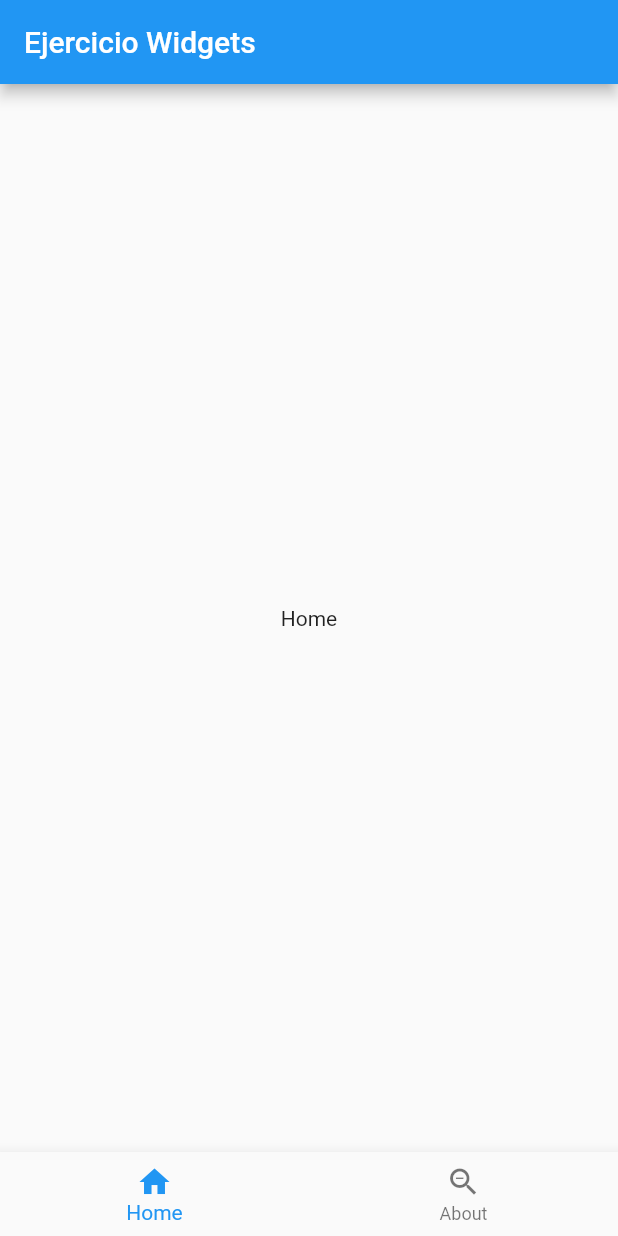
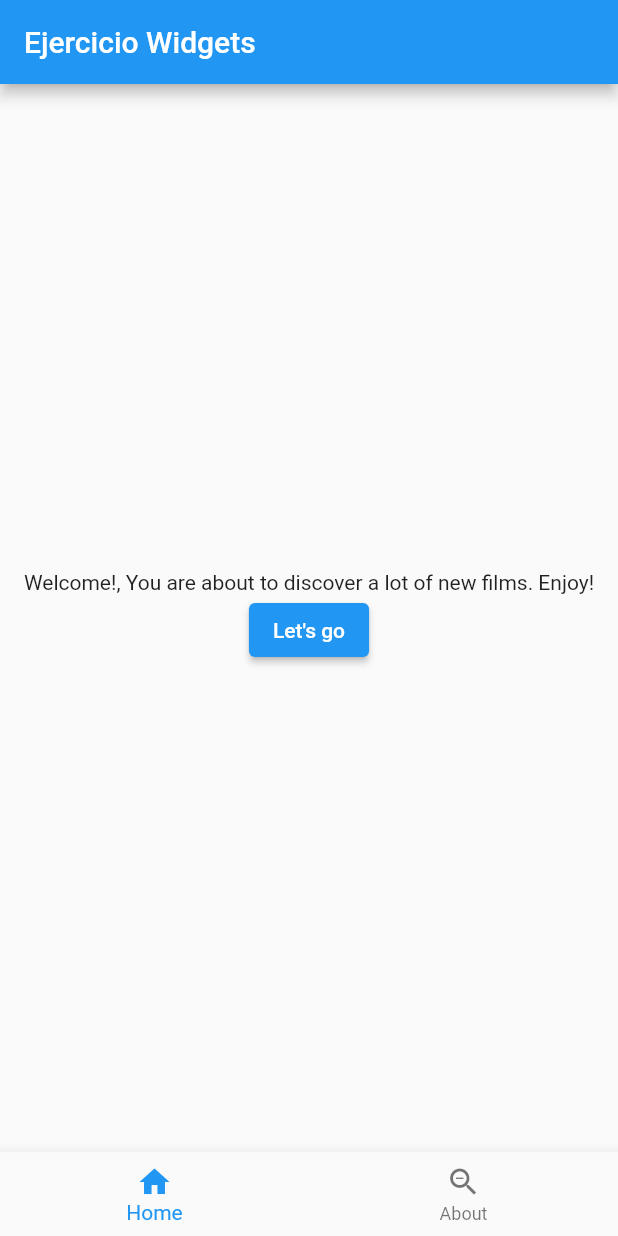
Before and after one commit to DavidPerezContreras/ejercicio_widgets, a Flutter app: the screen it shows after launch, on a phone screen of 412 x 824 dp. Run offline on Flutter 3.47's test engine with Material 2 defaults, Android fonts, the phone set to English and light mode, and no system bars.

Commit message:
Let's go button error

```diff
--- a/lib/view/page/home/home_page.dart
+++ b/lib/view/page/home/home_page.dart
@@ -1,12 +1,66 @@
+import 'package:ejercicio_widgets/view/page/about/about_page.dart';
 import 'package:flutter/material.dart';
 
 class HomePage extends StatelessWidget {
-  const HomePage({super.key});
+  HomePage({super.key});
+
+  //Controla la navegación dentro de HomePage, es distinto al del BottomNavigationBar
+  PageController homePageController = PageController();
+  @override
+  Widget build(BuildContext context) {
+    return PageView(
+      //physics: NeverScrollableScrollPhysics(),
+      scrollDirection: Axis.vertical,
+      children: [
+        WelcomeWidget(homePageController, key),
+        const FilmsWidget(),
+      ],
+    );
+  }
+}
+
+class FilmsWidget extends StatelessWidget {
+  const FilmsWidget({
+    super.key,
+  });
 
   @override
   Widget build(BuildContext context) {
-    return Center(
-      child: Text("Home"),
+    return SafeArea(
+      child: ListView.builder(
+        itemBuilder: (context, index) {
+          return const Text("Hola");
+        },
+      ),
     );
   }
 }
+
+class WelcomeWidget extends StatefulWidget {
+  WelcomeWidget(this.homePageController, Key? key) : super(key: key);
+
+  PageController homePageController;
+
+  @override
+  State<WelcomeWidget> createState() => _WelcomeWidgetState();
+}
+
+class _WelcomeWidgetState extends State<WelcomeWidget> {
+  @override
+  Widget build(BuildContext context) {
+    return Center(
+      child: SafeArea(
+        child: Column(mainAxisAlignment: MainAxisAlignment.center, children: [
+          const Text(
+              "Welcome!, You are about to discover a lot of new films. Enjoy!"),
+          ElevatedButton(
+            onPressed: () {
+              widget.homePageController.jumpToPage(1);
+            },
+            child: const Text("Let's go"),
+          ),
+        ]),
+      ),
+    );
+  }
+}
--- a/lib/view/widget/my_bottomnavigationbar.dart
+++ b/lib/view/widget/my_bottomnavigationbar.dart
@@ -27,7 +27,7 @@ class _MyBottomNavigationBarState extends State<MyBottomNavigationBar> {
   @override
   Widget build(BuildContext context) {
     return BottomNavigationBar(
-      items: [
+      items: const [
         BottomNavigationBarItem(label: "Home", icon: Icon(Icons.home)),
         BottomNavigationBarItem(label: "About", icon: Icon(Icons.zoom_out))
       ],
@@ -36,7 +36,7 @@ class _MyBottomNavigationBarState extends State<MyBottomNavigationBar> {
         //Navigator.pushNamed(context, MyApp.routes.keys.elementAt(index));
         pageController.animateToPage(
           index,
-          duration: const Duration(milliseconds: 400),
+          duration: const Duration(milliseconds: 100),
           curve: Curves.easeInOut,
         );
         setState(() {
```
